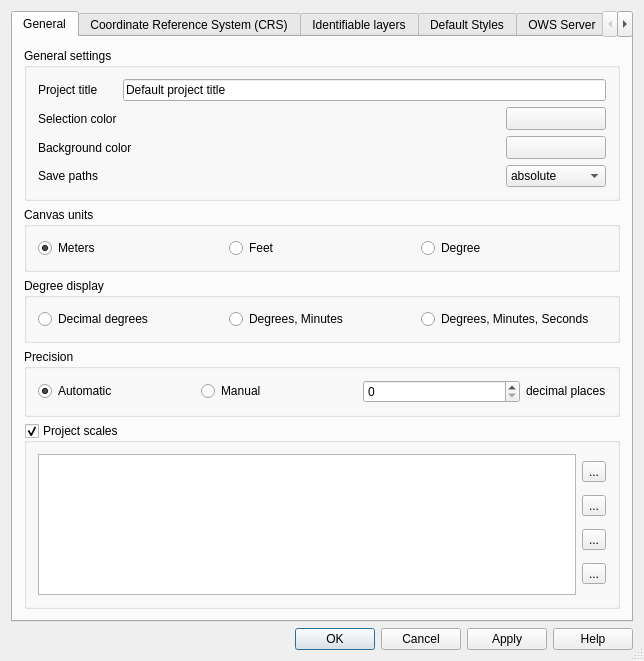
This is src/ui/qgsprojectpropertiesbase.ui in kadas-albireo/kadas-albireo as Qt 5 draws it before an edit. The edited form follows.
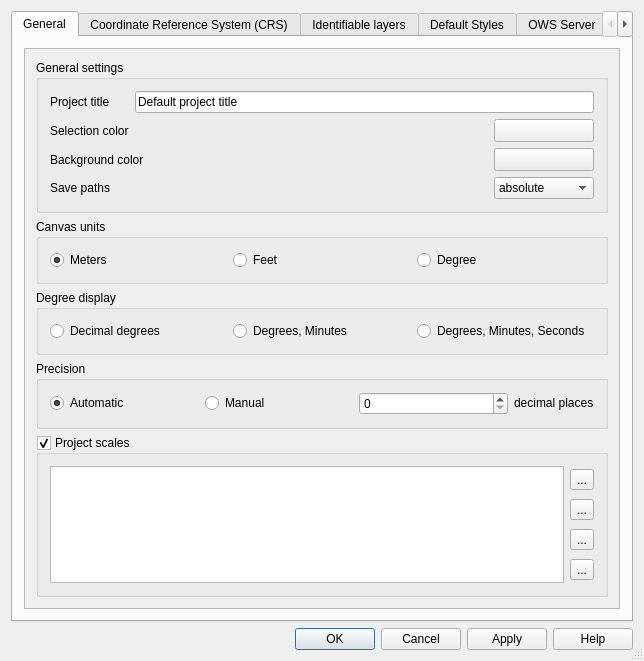
This is the edited form. Icons and pictures are not drawn. Custom widgets are drawn as their Qt base class.

Commit message:
fix GUI stuff in project properties dialog:
add scrollbar to General tab (to be visible also in small screens),
increase the WFS layers list's height (OWS server tab)

```diff
--- a/src/ui/qgsprojectpropertiesbase.ui
+++ b/src/ui/qgsprojectpropertiesbase.ui
@@ -51,6 +51,21 @@
       </attribute>
       <layout class="QGridLayout" name="gridLayout_25">
        <item row="0" column="0">
+        <widget class="QScrollArea" name="scrollArea_2">
+         <property name="widgetResizable">
+          <bool>true</bool>
+         </property>
+         <widget class="QWidget" name="scrollAreaWidgetContents_2">
+          <property name="geometry">
+           <rect>
+            <x>0</x>
+            <y>0</y>
+            <width>602</width>
+            <height>552</height>
+           </rect>
+          </property>
+          <layout class="QGridLayout" name="gridLayout_13">
+           <item row="0" column="0">
         <widget class="QGroupBox" name="titleBox">
          <property name="title">
           <string>General settings</string>
@@ -386,6 +401,10 @@
        </item>
       </layout>
      </widget>
+        </widget>
+       </item>
+      </layout>
+     </widget>
      <widget class="QWidget" name="tab2">
       <attribute name="icon">
        <iconset resource="../../images/images.qrc">
```
Left out of the diff: 8 changed lines with no effect on the pictures. Lines whose indentation alone changed are shown as unchanged.
